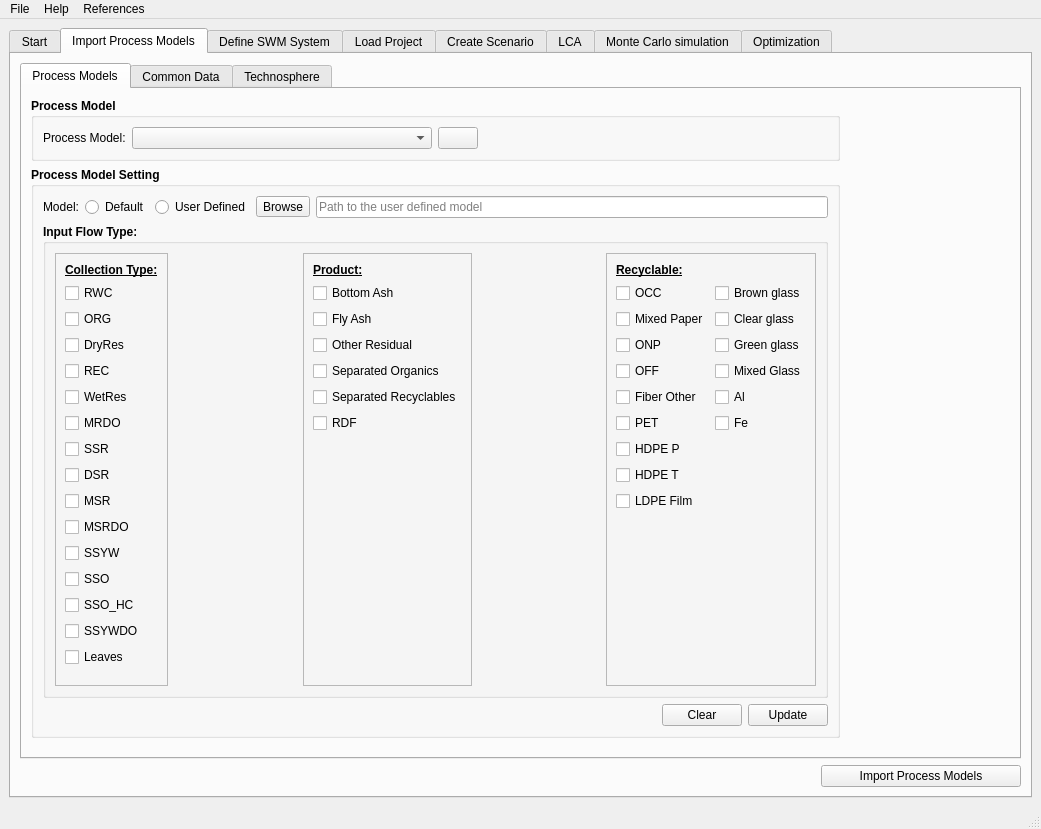
First picture: the form in swolfpy/UI/PySWOLF.ui, repository SwolfPy-Project/swolfpy, before the edit.
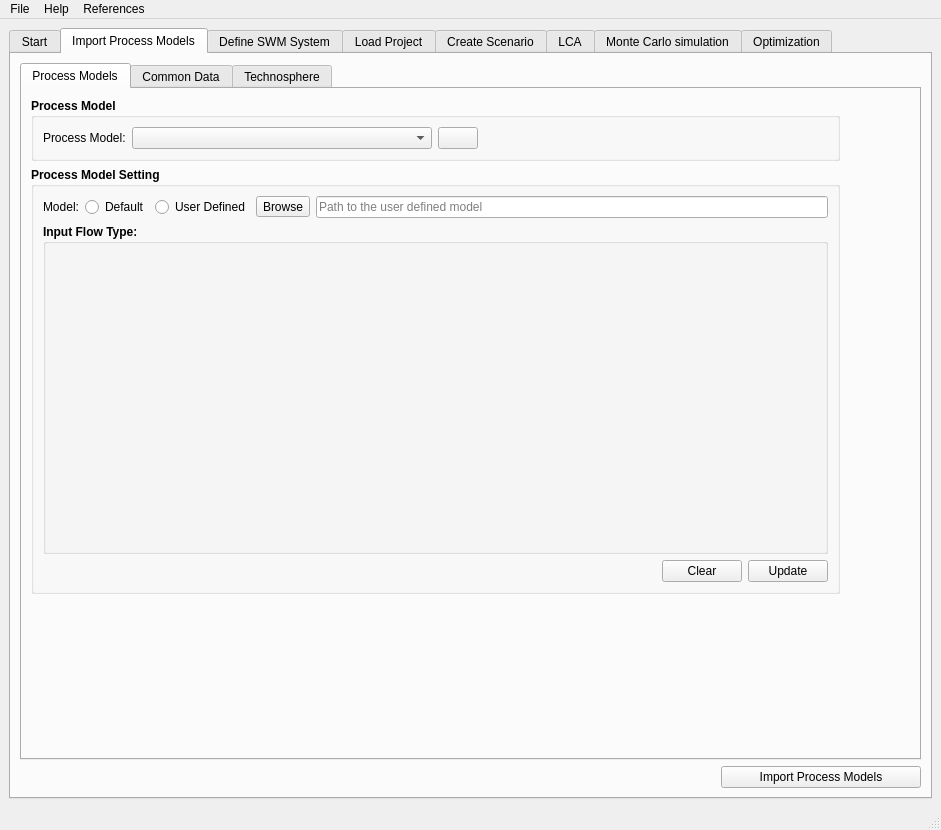
Second picture: the form after the edit. The open tabs and pages were chosen to show the change. Icons and pictures are not drawn.

Commit message: Create "Import Process Models" tab based on Index in Common Data

Patch:
```diff
--- a/swolfpy/UI/PySWOLF.ui
+++ b/swolfpy/UI/PySWOLF.ui
@@ -6,8 +6,8 @@
    <rect>
     <x>0</x>
     <y>0</y>
-    <width>1041</width>
-    <height>829</height>
+    <width>941</width>
+    <height>830</height>
    </rect>
   </property>
   <property name="minimumSize">
@@ -461,412 +461,6 @@
                     </property>
                    </spacer>
                   </item>
-                  <item row="0" column="4">
-                   <widget class="QFrame" name="frame_13">
-                    <property name="font">
-                     <font>
-                      <weight>50</weight>
-                      <bold>false</bold>
-                      <kerning>true</kerning>
-                     </font>
-                    </property>
-                    <property name="frameShape">
-                     <enum>QFrame::StyledPanel</enum>
-                    </property>
-                    <property name="frameShadow">
-                     <enum>QFrame::Raised</enum>
-                    </property>
-                    <layout class="QGridLayout" name="gridLayout_27">
-                     <item row="4" column="0">
-                      <widget class="QCheckBox" name="IT_OFF">
-                       <property name="text">
-                        <string>OFF</string>
-                       </property>
-                      </widget>
-                     </item>
-                     <item row="1" column="0">
-                      <widget class="QCheckBox" name="IT_OCC">
-                       <property name="text">
-                        <string>OCC</string>
-                       </property>
-                      </widget>
-                     </item>
-                     <item row="0" column="0">
-                      <widget class="QLabel" name="label_24">
-                       <property name="font">
-                        <font>
-                         <weight>75</weight>
-                         <bold>true</bold>
-                         <underline>true</underline>
-                         <kerning>true</kerning>
-                        </font>
-                       </property>
-                       <property name="text">
-                        <string>Recyclable:</string>
-                       </property>
-                      </widget>
-                     </item>
-                     <item row="2" column="0">
-                      <widget class="QCheckBox" name="IT_Mixed_Paper">
-                       <property name="text">
-                        <string>Mixed Paper</string>
-                       </property>
-                      </widget>
-                     </item>
-                     <item row="6" column="0">
-                      <widget class="QCheckBox" name="IT_PET">
-                       <property name="text">
-                        <string>PET</string>
-                       </property>
-                      </widget>
-                     </item>
-                     <item row="5" column="0">
-                      <widget class="QCheckBox" name="IT_Fiber_Other">
-                       <property name="text">
-                        <string>Fiber Other</string>
-                       </property>
-                      </widget>
-                     </item>
-                     <item row="3" column="0">
-                      <widget class="QCheckBox" name="IT_ONP">
-                       <property name="text">
-                        <string>ONP</string>
-                       </property>
-                      </widget>
-                     </item>
-                     <item row="12" column="0">
-                      <spacer name="verticalSpacer_6">
-                       <property name="orientation">
-                        <enum>Qt::Vertical</enum>
-                       </property>
-                       <property name="sizeHint" stdset="0">
-                        <size>
-                         <width>20</width>
-                         <height>40</height>
-                        </size>
-                       </property>
-                      </spacer>
-                     </item>
-                     <item row="7" column="0">
-                      <widget class="QCheckBox" name="IT_HDPE_P">
-                       <property name="text">
-                        <string>HDPE P</string>
-                       </property>
-                      </widget>
-                     </item>
-                     <item row="8" column="0">
-                      <widget class="QCheckBox" name="IT_HDPE_T">
-                       <property name="text">
-                        <string>HDPE T</string>
-                       </property>
-                      </widget>
-                     </item>
-                     <item row="9" column="0">
-                      <widget class="QCheckBox" name="IT_LDPE_Film">
-                       <property name="text">
-                        <string>LDPE Film</string>
-                       </property>
-                      </widget>
-                     </item>
-                     <item row="1" column="1">
-                      <widget class="QCheckBox" name="IT_Brown_glass">
-                       <property name="text">
-                        <string>Brown glass</string>
-                       </property>
-                      </widget>
-                     </item>
-                     <item row="2" column="1">
-                      <widget class="QCheckBox" name="IT_Clear_glass">
-                       <property name="text">
-                        <string>Clear glass</string>
-                       </property>
-                      </widget>
-                     </item>
-                     <item row="3" column="1">
-                      <widget class="QCheckBox" name="IT_Green_glass">
-                       <property name="text">
-                        <string>Green glass</string>
-                       </property>
-                      </widget>
-                     </item>
-                     <item row="4" column="1">
-                      <widget class="QCheckBox" name="IT_Mixed_Glass">
-                       <property name="text">
-                        <string>Mixed Glass</string>
-                       </property>
-                      </widget>
-                     </item>
-                     <item row="5" column="1">
-                      <widget class="QCheckBox" name="IT_Al">
-                       <property name="text">
-                        <string>Al</string>
-                       </property>
-                      </widget>
-                     </item>
-                     <item row="6" column="1">
-                      <widget class="QCheckBox" name="IT_Fe">
-                       <property name="text">
-                        <string>Fe</string>
-                       </property>
-                      </widget>
-                     </item>
-                    </layout>
-                   </widget>
-                  </item>
-                  <item row="0" column="0">
-                   <widget class="QFrame" name="frame_15">
-                    <property name="font">
-                     <font>
-                      <weight>50</weight>
-                      <bold>false</bold>
-                      <kerning>true</kerning>
-                     </font>
-                    </property>
-                    <property name="frameShape">
-                     <enum>QFrame::StyledPanel</enum>
-                    </property>
-                    <property name="frameShadow">
-                     <enum>QFrame::Raised</enum>
-                    </property>
-                    <layout class="QGridLayout" name="gridLayout_29">
-                     <item row="10" column="0">
-                      <widget class="QCheckBox" name="IT_MSRDO">
-                       <property name="text">
-                        <string>MSRDO</string>
-                       </property>
-                      </widget>
-                     </item>
-                     <item row="3" column="0">
-                      <widget class="QCheckBox" name="IT_DryRes">
-                       <property name="sizePolicy">
-                        <sizepolicy hsizetype="Minimum" vsizetype="Fixed">
-                         <horstretch>0</horstretch>
-                         <verstretch>0</verstretch>
-                        </sizepolicy>
-                       </property>
-                       <property name="text">
-                        <string>DryRes</string>
-                       </property>
-                      </widget>
-                     </item>
-                     <item row="4" column="0">
-                      <widget class="QCheckBox" name="IT_REC">
-                       <property name="text">
-                        <string>REC</string>
-                       </property>
-                      </widget>
-                     </item>
-                     <item row="14" column="0">
-                      <widget class="QCheckBox" name="IT_SSYWDO">
-                       <property name="text">
-                        <string>SSYWDO</string>
-                       </property>
-                      </widget>
-                     </item>
-                     <item row="1" column="0">
-                      <widget class="QCheckBox" name="IT_RWC">
-                       <property name="sizePolicy">
-                        <sizepolicy hsizetype="Minimum" vsizetype="Fixed">
-                         <horstretch>0</horstretch>
-                         <verstretch>0</verstretch>
-                        </sizepolicy>
-                       </property>
-                       <property name="text">
-                        <string>RWC</string>
-                       </property>
-                      </widget>
-                     </item>
-                     <item row="15" column="0">
-                      <widget class="QCheckBox" name="IT_LV">
-                       <property name="text">
-                        <string>Leaves</string>
-                       </property>
-                      </widget>
-                     </item>
-                     <item row="8" column="0">
-                      <widget class="QCheckBox" name="IT_DSR">
-                       <property name="text">
-                        <string>DSR</string>
-                       </property>
-                      </widget>
-                     </item>
-                     <item row="9" column="0">
-                      <widget class="QCheckBox" name="IT_MSR">
-                       <property name="text">
-                        <string>MSR</string>
-                       </property>
-                      </widget>
-                     </item>
-                     <item row="5" column="0">
-                      <widget class="QCheckBox" name="IT_WetRes">
-                       <property name="text">
-                        <string>WetRes</string>
-                       </property>
-                      </widget>
-                     </item>
-                     <item row="11" column="0">
-                      <widget class="QCheckBox" name="IT_SSYW">
-                       <property name="text">
-                        <string>SSYW</string>
-                       </property>
-                      </widget>
-                     </item>
-                     <item row="2" column="0">
-                      <widget class="QCheckBox" name="IT_ORG">
-                       <property name="text">
-                        <string>ORG</string>
-                       </property>
-                      </widget>
-                     </item>
-                     <item row="7" column="0">
-                      <widget class="QCheckBox" name="IT_SSR">
-                       <property name="text">
-                        <string>SSR</string>
-                       </property>
-                      </widget>
-                     </item>
-                     <item row="0" column="0">
-                      <widget class="QLabel" name="label_22">
-                       <property name="font">
-                        <font>
-                         <weight>75</weight>
-                         <italic>false</italic>
-                         <bold>true</bold>
-                         <underline>true</underline>
-                         <kerning>true</kerning>
-                        </font>
-                       </property>
-                       <property name="text">
-                        <string>Collection Type:</string>
-                       </property>
-                      </widget>
-                     </item>
-                     <item row="6" column="0">
-                      <widget class="QCheckBox" name="IT_MRDO">
-                       <property name="text">
-                        <string>MRDO</string>
-                       </property>
-                      </widget>
-                     </item>
-                     <item row="16" column="0">
-                      <spacer name="verticalSpacer_5">
-                       <property name="orientation">
-                        <enum>Qt::Vertical</enum>
-                       </property>
-                       <property name="sizeHint" stdset="0">
-                        <size>
-                         <width>20</width>
-                         <height>40</height>
-                        </size>
-                       </property>
-                      </spacer>
-                     </item>
-                     <item row="12" column="0">
-                      <widget class="QCheckBox" name="IT_SSO">
-                       <property name="text">
-                        <string>SSO</string>
-                       </property>
-                      </widget>
-                     </item>
-                     <item row="13" column="0">
-                      <widget class="QCheckBox" name="IT_SSO_HC">
-                       <property name="text">
-                        <string>SSO_HC</string>
-                       </property>
-                      </widget>
-                     </item>
-                    </layout>
-                   </widget>
-                  </item>
-                  <item row="0" column="2">
-                   <widget class="QFrame" name="frame_14">
-                    <property name="font">
-                     <font>
-                      <weight>50</weight>
-                      <bold>false</bold>
-                      <kerning>true</kerning>
-                     </font>
-                    </property>
-                    <property name="frameShape">
-                     <enum>QFrame::StyledPanel</enum>
-                    </property>
-                    <property name="frameShadow">
-                     <enum>QFrame::Raised</enum>
-                    </property>
-                    <layout class="QGridLayout" name="gridLayout_28">
-                     <item row="4" column="0">
-                      <widget class="QCheckBox" name="IT_Separated_Organics">
-                       <property name="text">
-                        <string>Separated Organics</string>
-                       </property>
-                      </widget>
-                     </item>
-                     <item row="0" column="0">
-                      <widget class="QLabel" name="label_23">
-                       <property name="font">
-                        <font>
-                         <weight>75</weight>
-                         <bold>true</bold>
-                         <underline>true</underline>
-                         <kerning>true</kerning>
-                        </font>
-                       </property>
-                       <property name="text">
-                        <string>Product:</string>
-                       </property>
-                      </widget>
-                     </item>
-                     <item row="2" column="0">
-                      <widget class="QCheckBox" name="IT_Fly_Ash">
-                       <property name="text">
-                        <string>Fly Ash</string>
-                       </property>
-                      </widget>
-                     </item>
-                     <item row="3" column="0">
-                      <widget class="QCheckBox" name="IT_Other_Residual">
-                       <property name="text">
-                        <string>Other Residual</string>
-                       </property>
-                      </widget>
-                     </item>
-                     <item row="6" column="0">
-                      <widget class="QCheckBox" name="IT_RDF">
-                       <property name="text">
-                        <string>RDF</string>
-                       </property>
-                      </widget>
-                     </item>
-                     <item row="7" column="0">
-                      <spacer name="verticalSpacer_7">
-                       <property name="orientation">
-                        <enum>Qt::Vertical</enum>
-                       </property>
-                       <property name="sizeHint" stdset="0">
-                        <size>
-                         <width>20</width>
-                         <height>40</height>
-                        </size>
-                       </property>
-                      </spacer>
-                     </item>
-                     <item row="1" column="0">
-                      <widget class="QCheckBox" name="IT_Bottom_Ash">
-                       <property name="text">
-                        <string>Bottom Ash</string>
-                       </property>
-                      </widget>
-                     </item>
-                     <item row="5" column="0">
-                      <widget class="QCheckBox" name="IT_Separated_Recyclables">
-                       <property name="text">
-                        <string>Separated Recyclables</string>
-                       </property>
-                      </widget>
-                     </item>
-                    </layout>
-                   </widget>
-                  </item>
                   <item row="0" column="3">
                    <spacer name="horizontalSpacer_8">
                     <property name="orientation">
@@ -5563,7 +5157,7 @@
     <rect>
      <x>0</x>
      <y>0</y>
-     <width>1041</width>
+     <width>941</width>
      <height>21</height>
     </rect>
    </property>
```
Left out of the diff: 89 changed lines with no effect on the pictures. The commit also changes 2 other files.
